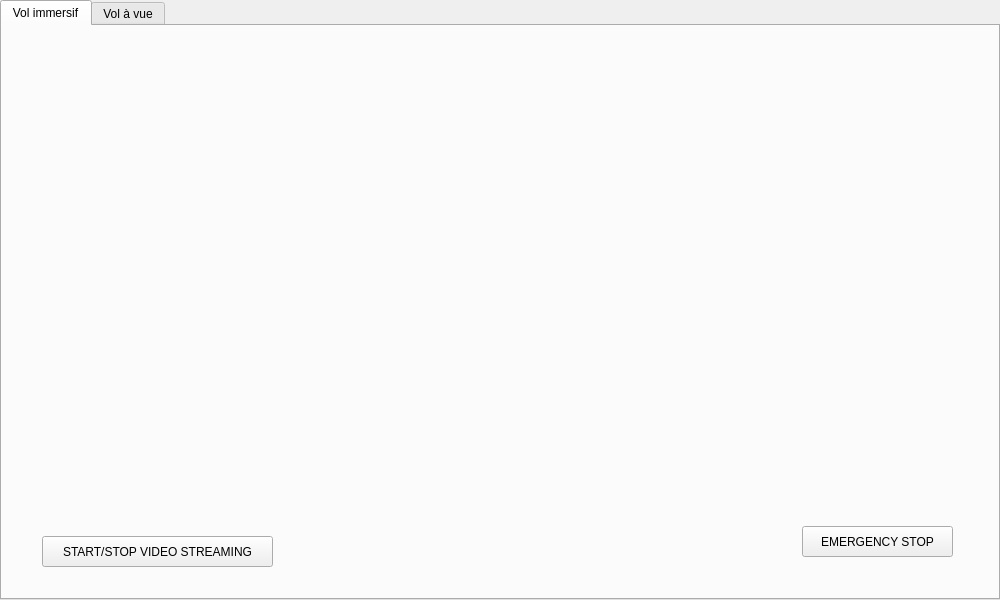
Before: the Qt Designer form MARTIN/ihm2/mainwindow.ui in estei-master/segment_SOL, drawn with Qt 5.
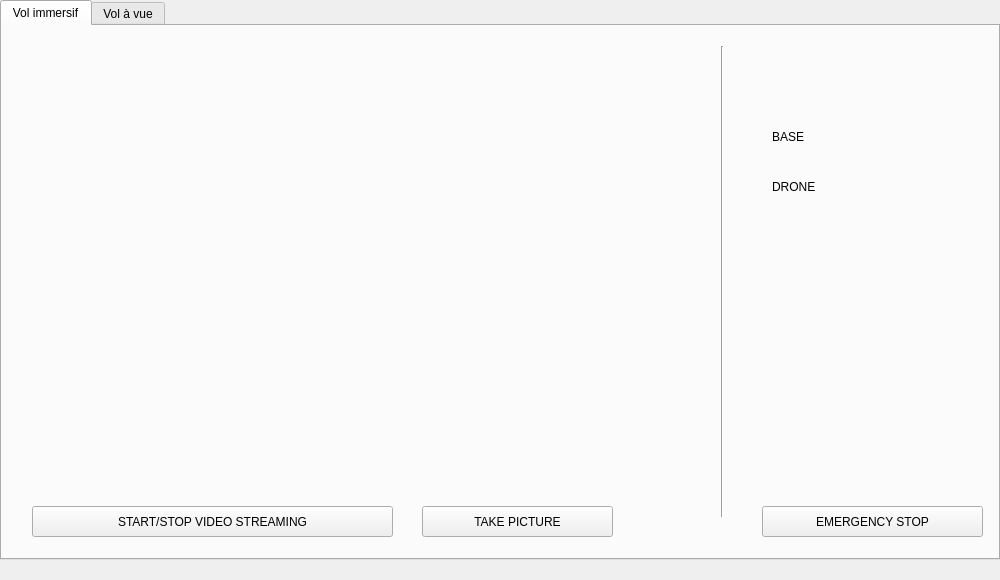
After: the same form once the commit is applied. The open tabs and pages were chosen to show the change. Icons and pictures are not drawn.

Diff of the .ui file:
```diff
--- a/MARTIN/ihm2/mainwindow.ui
+++ b/MARTIN/ihm2/mainwindow.ui
@@ -10,7 +10,7 @@
     <x>0</x>
     <y>0</y>
     <width>1000</width>
-    <height>600</height>
+    <height>580</height>
    </rect>
   </property>
   <property name="minimumSize">
@@ -29,7 +29,7 @@
       <x>0</x>
       <y>0</y>
       <width>1000</width>
-      <height>600</height>
+      <height>560</height>
      </rect>
     </property>
     <property name="whatsThis">
@@ -69,9 +69,9 @@
      <widget class="QPushButton" name="VideoStreaming">
       <property name="geometry">
        <rect>
-        <x>40</x>
-        <y>510</y>
-        <width>231</width>
+        <x>30</x>
+        <y>480</y>
+        <width>361</width>
         <height>31</height>
        </rect>
       </property>
@@ -82,10 +82,10 @@
      <widget class="QLabel" name="logo">
       <property name="geometry">
        <rect>
-        <x>740</x>
-        <y>10</y>
-        <width>251</width>
-        <height>71</height>
+        <x>720</x>
+        <y>0</y>
+        <width>281</width>
+        <height>81</height>
        </rect>
       </property>
       <property name="text">
@@ -98,9 +98,9 @@
      <widget class="QPushButton" name="emergency_stop">
       <property name="geometry">
        <rect>
-        <x>800</x>
-        <y>500</y>
-        <width>151</width>
+        <x>760</x>
+        <y>480</y>
+        <width>221</width>
         <height>31</height>
        </rect>
       </property>
@@ -114,13 +114,98 @@
      <widget class="QWidget" name="gridLayoutWidget">
       <property name="geometry">
        <rect>
-        <x>20</x>
-        <y>20</y>
+        <x>10</x>
+        <y>0</y>
         <width>681</width>
         <height>471</height>
        </rect>
       </property>
-      <layout class="QGridLayout" name="gridLayout"/>
+      <layout class="QGridLayout" name="cameralayout"/>
+     </widget>
+     <widget class="QWidget" name="gridLayoutWidget_4">
+      <property name="geometry">
+       <rect>
+        <x>740</x>
+        <y>250</y>
+        <width>241</width>
+        <height>221</height>
+       </rect>
+      </property>
+      <layout class="QGridLayout" name="maplayout"/>
+     </widget>
+     <widget class="QPushButton" name="Photo">
+      <property name="geometry">
+       <rect>
+        <x>420</x>
+        <y>480</y>
+        <width>191</width>
+        <height>31</height>
+       </rect>
+      </property>
+      <property name="text">
+       <string>TAKE PICTURE</string>
+      </property>
+     </widget>
+     <widget class="QWidget" name="gridLayoutWidget_6">
+      <property name="geometry">
+       <rect>
+        <x>870</x>
+        <y>90</y>
+        <width>121</width>
+        <height>41</height>
+       </rect>
+      </property>
+      <layout class="QGridLayout" name="batterylayout"/>
+     </widget>
+     <widget class="QWidget" name="gridLayoutWidget_7">
+      <property name="geometry">
+       <rect>
+        <x>870</x>
+        <y>140</y>
+        <width>121</width>
+        <height>41</height>
+       </rect>
+      </property>
+      <layout class="QGridLayout" name="batterylayout_2"/>
+     </widget>
+     <widget class="QLabel" name="Name">
+      <property name="geometry">
+       <rect>
+        <x>770</x>
+        <y>100</y>
+        <width>81</width>
+        <height>21</height>
+       </rect>
+      </property>
+      <property name="text">
+       <string>BASE</string>
+      </property>
+     </widget>
+     <widget class="QLabel" name="Name_2">
+      <property name="geometry">
+       <rect>
+        <x>770</x>
+        <y>150</y>
+        <width>81</width>
+        <height>21</height>
+       </rect>
+      </property>
+      <property name="text">
+       <string>DRONE</string>
+      </property>
+     </widget>
+     <widget class="Line" name="line_2">
+      <property name="geometry">
+       <rect>
+        <x>710</x>
+        <y>20</y>
+        <width>20</width>
+        <height>471</height>
+       </rect>
+      </property>
+      <property name="orientation">
+       <enum>Qt::Vertical</enum>
+      </property>
      </widget>
     </widget>
     <widget class="QWidget" name="vol_vue">
```
Left out of the diff: 104 changed lines with no effect on the pictures.
